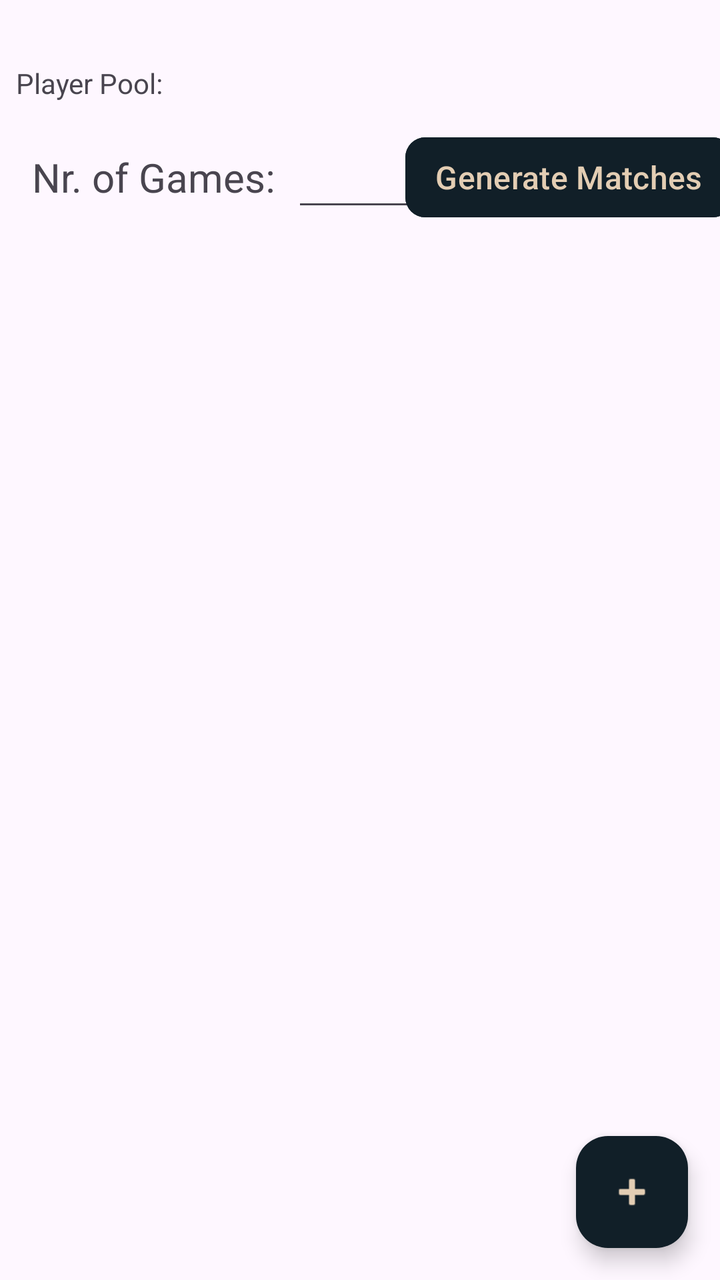
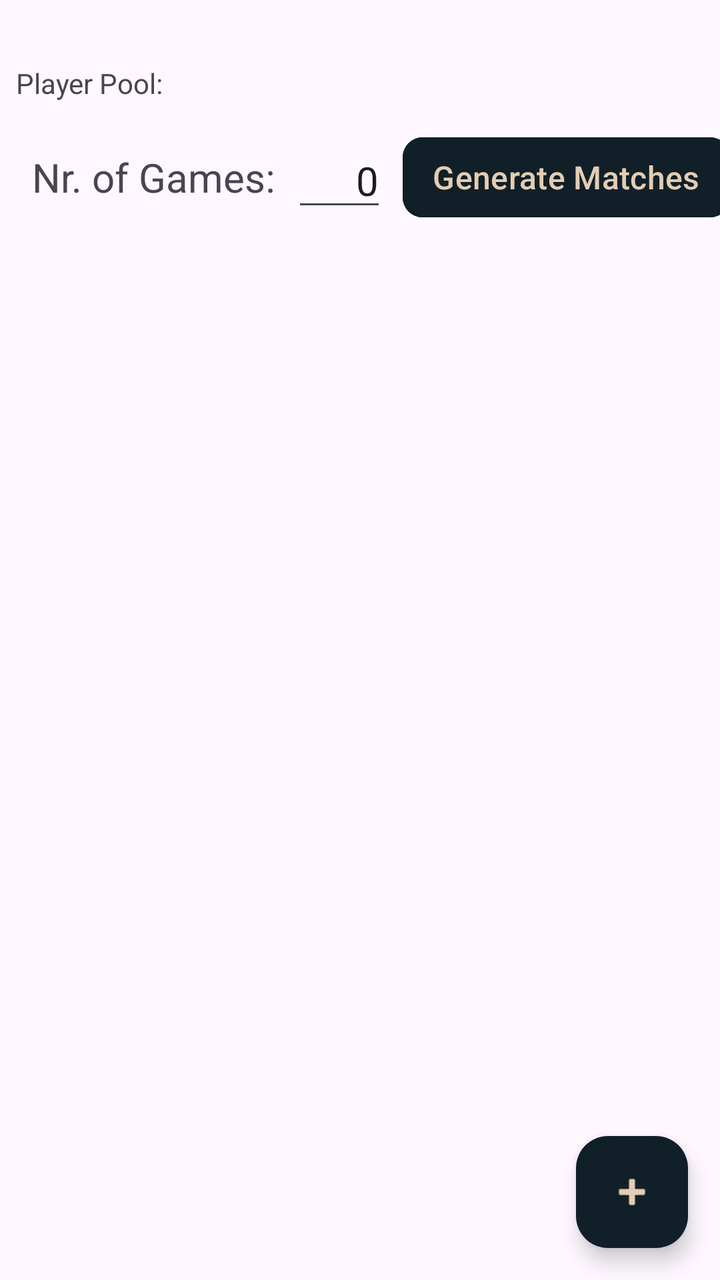

The first picture is an Android layout as it rendered before a commit; the second is the same layout after the commit. The layout source and the unified diff follow.
<!-- AndroidManifest.xml: application theme Theme.Matchmaking2v2 -->
<!-- res/layout/activity_main.xml -->
<?xml version="1.0" encoding="utf-8"?>
<androidx.constraintlayout.widget.ConstraintLayout xmlns:android="http://schemas.android.com/apk/res/android"
    xmlns:app="http://schemas.android.com/apk/res-auto"
    xmlns:tools="http://schemas.android.com/tools"
    android:id="@+id/main"
    android:layout_width="match_parent"
    android:layout_height="match_parent"
    tools:context=".MainActivity">

    <TextView
        android:id="@+id/tv_nrgames"
        android:layout_width="wrap_content"
        android:layout_height="wrap_content"
        android:layout_marginStart="16dp"
        android:layout_marginTop="16dp"
        android:text="Nr. of Games:"
        android:textSize="20sp"
        app:layout_constraintStart_toStartOf="parent"
        app:layout_constraintTop_toBottomOf="@+id/rvplayers" />

    <EditText
        android:id="@+id/et_nrgames"
        android:layout_width="wrap_content"
        android:layout_height="wrap_content"
        android:layout_marginStart="8dp"
        android:ems="3"
        android:inputType="numberDecimal"
        android:text="0"
        android:textAlignment="viewEnd"
        android:textSize="20sp"
        app:layout_constraintBottom_toBottomOf="@+id/tv_nrgames"
        app:layout_constraintStart_toEndOf="@+id/tv_nrgames"
        app:layout_constraintTop_toTopOf="@+id/tv_nrgames" />

    <androidx.recyclerview.widget.RecyclerView
        android:id="@+id/rvplayers"
        android:layout_width="match_parent"
        android:layout_height="wrap_content"
        android:layout_marginTop="8dp"
        app:layout_constraintTop_toBottomOf="@+id/textView3" />

    <androidx.recyclerview.widget.RecyclerView
        android:id="@+id/rvRounds"
        android:layout_width="409dp"
        android:layout_height="0dp"
        android:layout_marginTop="16dp"
        app:layout_constraintBottom_toBottomOf="parent"
        app:layout_constraintEnd_toEndOf="parent"
        app:layout_constraintStart_toStartOf="parent"
        app:layout_constraintTop_toBottomOf="@id/tv_nrgames"
        app:layout_constraintVertical_bias="0.0" />

    <Button
        android:id="@+id/b_generate"
        android:layout_width="wrap_content"
        android:layout_height="wrap_content"
        android:layout_marginStart="8dp"
        android:layout_marginEnd="16dp"
        android:backgroundTint="@color/blueBlack"
        android:elevation="8dp"
        android:paddingLeft="15dp"
        android:paddingTop="0dp"
        android:paddingRight="15dp"
        android:paddingBottom="0dp"
        android:text="Generate Matches"
        android:textColor="@color/tanAccent"
        android:textSize="16sp"
        app:cornerRadius="10dp"
        app:layout_constraintBottom_toBottomOf="@+id/et_nrgames"
        app:layout_constraintEnd_toEndOf="parent"
        app:layout_constraintStart_toEndOf="@+id/et_nrgames"
        app:layout_constraintTop_toTopOf="@+id/et_nrgames" />

    <com.google.android.material.floatingactionbutton.FloatingActionButton
        android:id="@+id/fabAddPlayers"
        android:layout_width="wrap_content"
        android:layout_height="wrap_content"
        android:layout_marginEnd="16dp"
        android:layout_marginBottom="16dp"
        android:clickable="true"
        android:src="@android:drawable/ic_input_add"
        app:backgroundTint="@color/blueBlack"
        app:tint="@color/tanAccent"
        app:layout_constraintBottom_toBottomOf="parent"
        app:layout_constraintEnd_toEndOf="parent" />

    <TextView
        android:id="@+id/textView3"
        android:layout_width="wrap_content"
        android:layout_height="wrap_content"
        android:layout_marginStart="8dp"
        android:layout_marginTop="32dp"
        android:text="Player Pool:"
        app:layout_constraintStart_toStartOf="parent"
        app:layout_constraintTop_toTopOf="parent" />

</androidx.constraintlayout.widget.ConstraintLayout>
<!-- resources referenced by this layout -->
<resources>
  <color name="blueBlack">#111f28</color>
  <color name="tanAccent">#e3cdb3</color>
  <style name="Theme.Matchmaking2v2" parent="Base.Theme.Matchmaking2v2" />
  <style name="Base.Theme.Matchmaking2v2" parent="Theme.Material3.DayNight"> 
          
          <item name="colorPrimary">@color/my_light_primary</item>
      </style>
  <color name="my_light_primary">#FF000000</color>
</resources>

<!-- the commit's change to res/layout/activity_main.xml (unified diff, before → after) -->
@@ -23,7 +23,7 @@
         android:layout_width="wrap_content"
         android:layout_height="wrap_content"
         android:layout_marginStart="8dp"
-        android:ems="3"
+        android:ems="2"
         android:inputType="numberDecimal"
         android:text="0"
         android:textAlignment="viewEnd"
@@ -34,28 +34,30 @@
 
     <androidx.recyclerview.widget.RecyclerView
         android:id="@+id/rvplayers"
-        android:layout_width="match_parent"
+        android:layout_width="0dp"
         android:layout_height="wrap_content"
         android:layout_marginTop="8dp"
+        app:layout_constraintEnd_toEndOf="parent"
+        app:layout_constraintStart_toStartOf="parent"
         app:layout_constraintTop_toBottomOf="@+id/textView3" />
 
     <androidx.recyclerview.widget.RecyclerView
         android:id="@+id/rvRounds"
-        android:layout_width="409dp"
+        android:layout_width="0dp"
         android:layout_height="0dp"
         android:layout_marginTop="16dp"
         app:layout_constraintBottom_toBottomOf="parent"
         app:layout_constraintEnd_toEndOf="parent"
+        app:layout_constraintHorizontal_bias="0.0"
         app:layout_constraintStart_toStartOf="parent"
         app:layout_constraintTop_toBottomOf="@id/tv_nrgames"
-        app:layout_constraintVertical_bias="0.0" />
+        app:layout_constraintVertical_bias="1.0" />
 
     <Button
         android:id="@+id/b_generate"
         android:layout_width="wrap_content"
         android:layout_height="wrap_content"
         android:layout_marginStart="8dp"
-        android:layout_marginEnd="16dp"
         android:backgroundTint="@color/blueBlack"
         android:elevation="8dp"
         android:paddingLeft="15dp"
@@ -67,7 +69,6 @@
         android:textSize="16sp"
         app:cornerRadius="10dp"
         app:layout_constraintBottom_toBottomOf="@+id/et_nrgames"
-        app:layout_constraintEnd_toEndOf="parent"
         app:layout_constraintStart_toEndOf="@+id/et_nrgames"
         app:layout_constraintTop_toTopOf="@+id/et_nrgames" />
 
